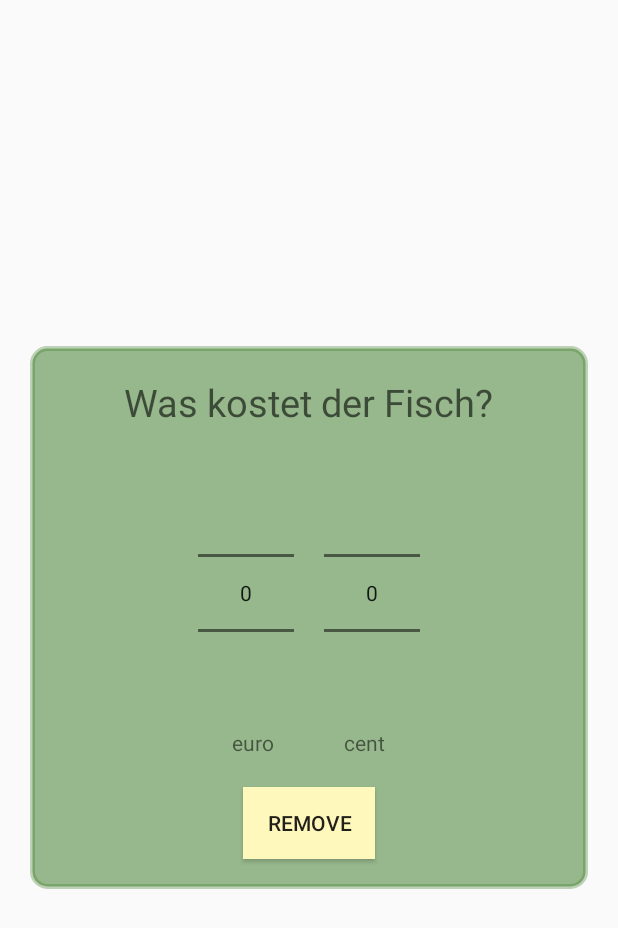
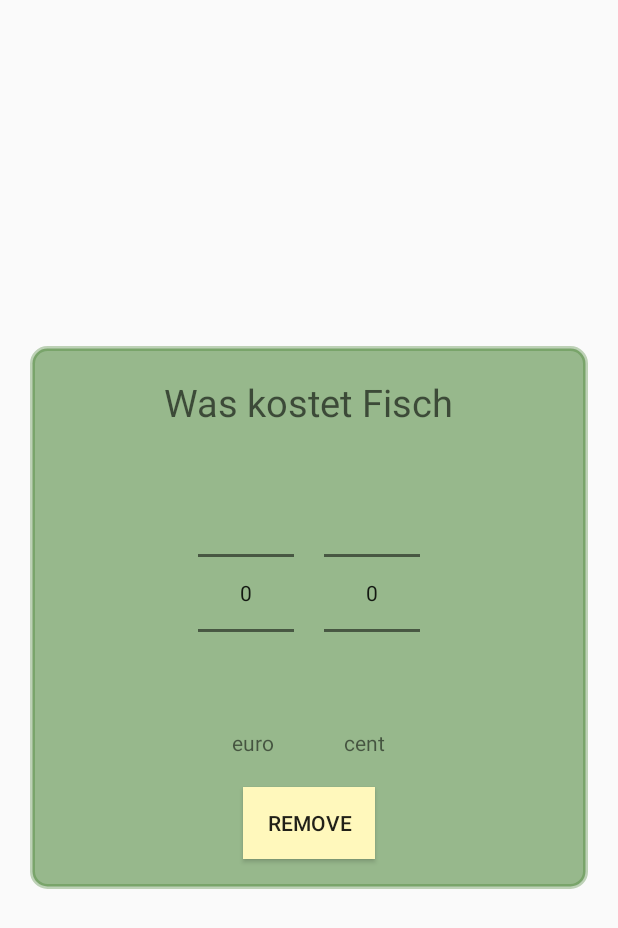
Before and after one commit to SDob1993/WGPlus05, an Android app: the layout layout_user_popup_einkaufsliste_remove.xml on its own in the app's theme, with its tools: preview values and no code run, on a phone screen of 412 x 824 dp. Shown: the top 928 px of the screen. Run offline under Robolectric (Android 15) with nearby library versions, the phone set to English and light mode, and no system bars.

Commit message:
Fast ois fertig

```diff
--- a/app/src/main/java/ur/mi/android/wgplus05/Einkaufsliste2.java
+++ b/app/src/main/java/ur/mi/android/wgplus05/Einkaufsliste2.java
@@ -151,13 +151,16 @@ public class Einkaufsliste2 extends AppCompatActivity {
         final NumberPicker preis_cent = (NumberPicker) popupView.findViewById(R.id.edit_einkaufsliste_preis_cent);
         preis_cent.setMaxValue(99);
         final Button button = (Button) popupView.findViewById(R.id.einkaufsliste_popup_button_remove);
+        final TextView textView = (TextView) popupView.findViewById(R.id.edit_einkaufsliste_produkt);
+        textView.setText(items.get(position).getName());
 
 
         button.setOnClickListener(new View.OnClickListener() {
             @Override
             public void onClick(View v) {
-                final String preis = ""+preis_euro.getValue()+"."+preis_cent.getValue()+"€";
+                final String preis = ""+preis_euro.getValue()+"."+preis_cent.getValue();
                 if(!preis.equals("0.0")) {
+                    Log.d("preis",preis);
                     double preisneu =Double.parseDouble(preis)+EKDB.getGuthaben();
                     double preisneuges =Double.parseDouble(preis)+EKDB.getGuthabenGes();
                     String wgname = EKDB.getWGName();
@@ -194,6 +197,7 @@ public class Einkaufsliste2 extends AppCompatActivity {
             @Override
             public boolean onItemLongClick(AdapterView<?> parent, View view,
                                            int position, long id) {
+            Log.d("Name", items.get(position).getName());
                 showPopupRemove(position);
                 return true;
             }
--- a/app/src/main/java/ur/mi/android/wgplus05/PutzplanItemAdapter.java
+++ b/app/src/main/java/ur/mi/android/wgplus05/PutzplanItemAdapter.java
@@ -18,7 +18,7 @@ import java.util.ArrayList;
 public class PutzplanItemAdapter extends ArrayAdapter<PutzplanItem> {
     private ArrayList<PutzplanItem> taskList;
     private Context context;
-    private CalendarDB SEDB;
+    private Putzplan putzplan;
 
 
     public PutzplanItemAdapter(Context context, ArrayList<PutzplanItem> listItems) {
@@ -51,8 +51,8 @@ public class PutzplanItemAdapter extends ArrayAdapter<PutzplanItem> {
             TextView frequenz = (TextView) v.findViewById(R.id.frequenz_list_view);
             TextView aufwand = (TextView) v.findViewById(R.id.aufwand_list_view);
             TextView avatar = (TextView) v.findViewById(R.id.putzplan_avatar);
-            if (taskList.get(position).getName()!= null) {
-                avatar.setText(taskList.get(position).getName().charAt(0));
+            if (putzplanItem.getName()!= null) {
+                avatar.setText(Character.toString(putzplanItem.getName().charAt(0)));
             }
             if (titel != null) {
                 titel.setText(putzplanItem.getTitel());
--- a/app/src/main/res/layout/layout_user_popup_einkaufsliste_remove.xml
+++ b/app/src/main/res/layout/layout_user_popup_einkaufsliste_remove.xml
@@ -10,17 +10,33 @@
     >
 
 
-
+    <LinearLayout
+        android:layout_width="wrap_content"
+        android:layout_height="wrap_content"
+        android:layout_margin="20dp"
+        android:layout_gravity="center_horizontal"
+        >
     <TextView
         android:layout_width="wrap_content"
         android:layout_height="wrap_content"
-        android:id="@+id/edit_einkaufsliste_preis"
-        android:layout_margin="20dp"
-        android:hint="Was kostet der Fisch?"
+        android:hint="Was kostet "
         android:textSize="25dp"
         android:maxLines="1"
-        android:layout_gravity="center_horizontal"
+
+
         />
+
+        <TextView
+            android:layout_width="wrap_content"
+            android:layout_height="wrap_content"
+            android:id="@+id/edit_einkaufsliste_produkt"
+            android:hint="Fisch"
+            android:textSize="25dp"
+            android:maxLines="1"
+
+
+            />
+    </LinearLayout>
 
     <LinearLayout
         android:layout_width="wrap_content"
--- a/app/src/main/res/layout/list_view_layout.xml
+++ b/app/src/main/res/layout/list_view_layout.xml
@@ -16,7 +16,7 @@
                 <TextView
                     android:layout_width="wrap_content"
                     android:layout_height="wrap_content"
-                    android:text="A"
+                    android:text="X"
                     android:textSize="60sp"
                     android:layout_gravity="center"
                     android:id="@+id/putzplan_avatar"
```
Also changed, not shown: app/src/main/java/ur/mi/android/wgplus05/FotoItem.java (+6 -9 lines), app/src/main/java/ur/mi/android/wgplus05/FotoItemAdapter.java (+2 -8 lines), app/src/main/java/ur/mi/android/wgplus05/PictureActivity.java (+10 -1 lines).
